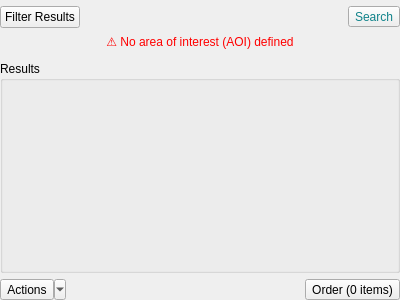
The window that planet_explorer/ui/dailyimages_widget.ui (planetlabs/qgis-planet-plugin) describes before a commit, drawn with Qt 5.
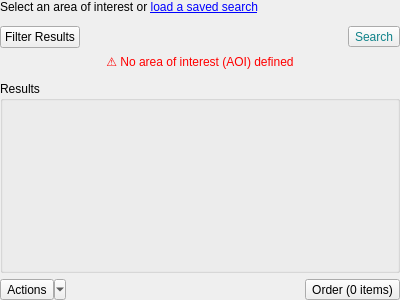
The same window after the commit. Icons and pictures are not drawn.

Commit message: moved saved search selection to its on dialog

Diff of the .ui file:
```diff
--- a/planet_explorer/ui/dailyimages_widget.ui
+++ b/planet_explorer/ui/dailyimages_widget.ui
@@ -46,7 +46,14 @@
         <number>0</number>
        </property>
        <item>
-        <widget class="QFrame" name="frameMainFilters">
+        <widget class="QLabel" name="labelSavedSearches">
+         <property name="text">
+          <string>&lt;html&gt;&lt;head/&gt;&lt;body&gt;&lt;p&gt;Select an area of interest or &lt;a href=&quot;load&quot;&gt;&lt;span style=&quot; text-decoration: underline; color:#0000ff;&quot;&gt;load a saved search&lt;/span&gt;&lt;/a&gt;&lt;/p&gt;&lt;/body&gt;&lt;/html&gt;</string>
+         </property>
+        </widget>
+       </item>
+       <item>
+        <widget class="QFrame" name="frameAOIFilter">
          <property name="frameShape">
           <enum>QFrame::StyledPanel</enum>
          </property>
```
Left out of the diff: 6 changed lines with no effect on the pictures. The commit also changes 11 other files.
